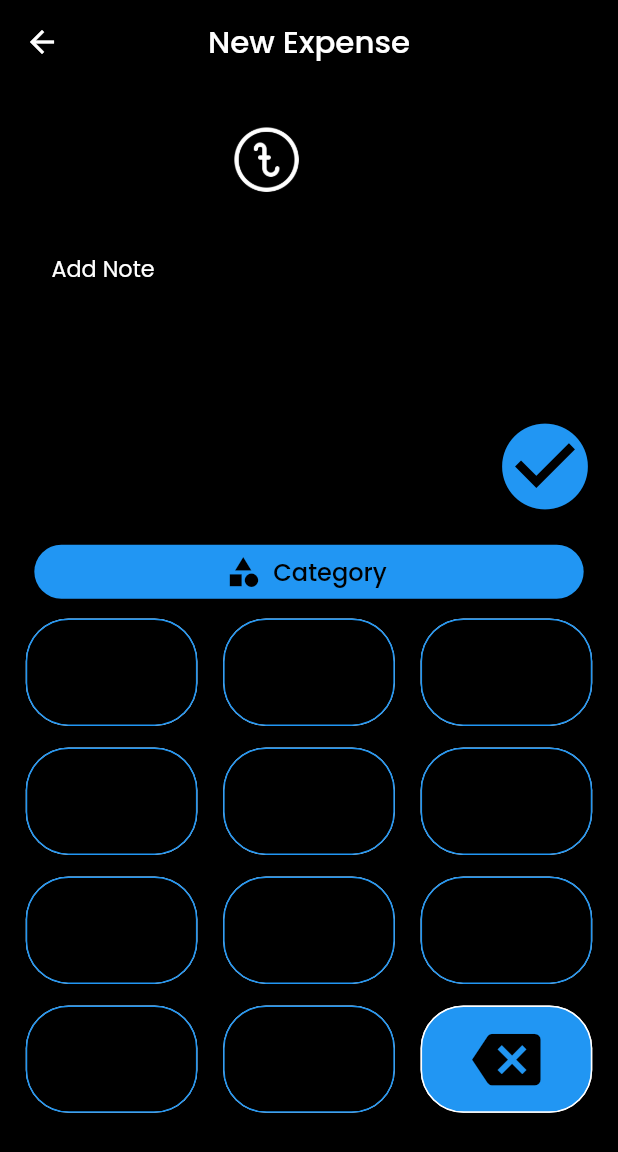
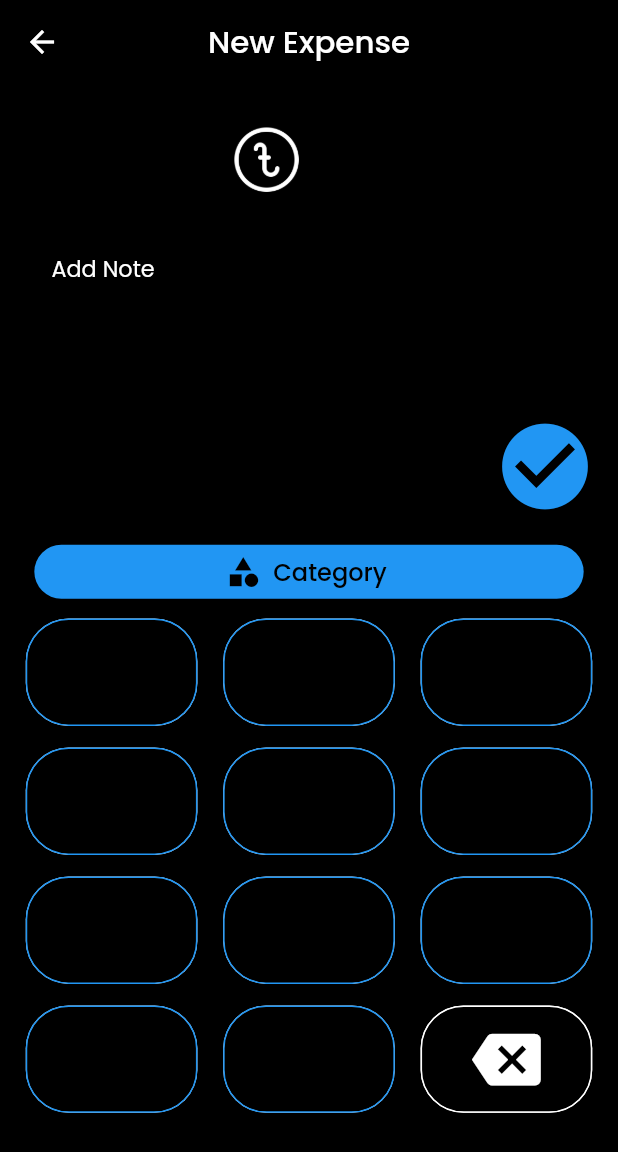
Before and after one commit to Trex1102/projectx, a Flutter app: the AddExpenseScreen screen opened by its route, after a tap on an icon or button, on a phone screen of 412 x 824 dp. Shown: the top 1152 px of the screen. Run offline on Flutter 3.47's test engine with Material 2 defaults, Android fonts, the phone set to English and light mode, and no system bars; our stand-ins replace bloc, dio, equatable, flutter_screenutil, flutter_secure_storage, go_router and 2 more; accounts and stored records are empty; generated files the repository leaves out were written again.

Commit message:
fixed logo & some ui

```diff
--- a/lib/src/features/add_expense/presentation/pages/add_expense_screen.dart
+++ b/lib/src/features/add_expense/presentation/pages/add_expense_screen.dart
@@ -1,11 +1,12 @@
 import 'package:flutter/material.dart';
 import 'package:flutter_screenutil/flutter_screenutil.dart';
 import 'package:google_fonts/google_fonts.dart';
+
+import '../../domain/entities/category_entity.dart';
 import '../widgets/add_note_textfield.dart';
+import '../widgets/category_bottom_sheet.dart';
 import '../widgets/numpad_widget.dart';
 import '../widgets/show_amount_field.dart';
-import '../../domain/entities/category_entity.dart';
-import '../widgets/category_bottom_sheet.dart';
 
 class AddExpenseScreen extends StatefulWidget {
   @override
@@ -50,7 +51,8 @@ class _AddExpenseScreenState extends State<AddExpenseScreen> {
           children: [
             Text(
               "New Expense",
-              style: GoogleFonts.poppins( // Apply the "Poppins" font
+              style: GoogleFonts.poppins(
+                // Apply the "Poppins" font
                 textStyle: TextStyle(
                   color: Colors.white,
                   fontSize: 18.sp, // Use screenutil to adapt font size
@@ -76,7 +78,7 @@ class _AddExpenseScreenState extends State<AddExpenseScreen> {
                     selectedCurrency = value!;
                   });
                 },
-              )
+              ),
             ],
           ),
           SizedBox(height: 10.h),
@@ -108,7 +110,8 @@ class _AddExpenseScreenState extends State<AddExpenseScreen> {
               ),
               label: Text(
                 selectedCategory?.name ?? "Category",
-                style: GoogleFonts.poppins( // Apply the "Poppins" font
+                style: GoogleFonts.poppins(
+                  // Apply the "Poppins" font
                   textStyle: TextStyle(
                     color: Colors.black,
                     fontSize: 14.sp, // Use screenutil to adapt font size
@@ -139,7 +142,7 @@ class _AddExpenseScreenState extends State<AddExpenseScreen> {
                   setState(() {
                     if (amount == "0") {
                       amount = value;
-                    } else {
+                    } else if (amount.length <= 9) {
                       amount += value;
                     }
                   });
--- a/lib/src/features/add_expense/presentation/widgets/numpad_widget.dart
+++ b/lib/src/features/add_expense/presentation/widgets/numpad_widget.dart
@@ -134,12 +134,12 @@ class _NumpadWidgetState extends State<NumpadWidget> {
           decoration: BoxDecoration(
             border: Border.all(color: Colors.white, width: 1),
             borderRadius: BorderRadius.circular(25.w), // Use screenutil
-            color: pressedNumber == 'backspace' ? Colors.white : Colors.blue,
+            color: pressedNumber == 'backspace' ? Colors.white : Colors.black,
           ),
           child: Center(
             child: Icon(
               Icons.backspace,
-              color: pressedNumber == 'backspace' ? Colors.blue : Colors.black,
+              color: pressedNumber == 'backspace' ? Colors.black : Colors.white,
               size: 40.sp, // Use screenutil
             ),
           ),
--- a/lib/src/features/add_expense/presentation/widgets/show_amount_field.dart
+++ b/lib/src/features/add_expense/presentation/widgets/show_amount_field.dart
@@ -29,6 +29,7 @@ class ShowAmountField extends StatelessWidget {
           value: selectedCurrency,
           items: _buildCurrencyDropdownItems(),
           onChanged: onCurrencyChanged,
+
           iconSize: 35.sp, // Use screenutil for icon size
           underline: Container(),
           dropdownColor: Colors.black,
@@ -39,10 +40,10 @@ class ShowAmountField extends StatelessWidget {
         ),
         Text(
           amount,
-          style: GoogleFonts.poppins( // Apply the "Poppins" font
+          style: GoogleFonts.poppins(
+            // Apply the "Poppins" font
             textStyle: TextStyle(
               fontSize: 45.sp, // Use screenutil for font size
-
             ),
           ),
         ),
--- a/lib/src/features/auth/presentation/pages/forgot_password_screen.dart
+++ b/lib/src/features/auth/presentation/pages/forgot_password_screen.dart
@@ -87,7 +87,7 @@ class _ForgotPasswordScreenState extends State<ForgotPasswordScreen> {
                     }
                   },
                   style: ButtonStyle(
-                    backgroundColor: MaterialStateProperty.all(Colors.amber),
+                    backgroundColor: MaterialStateProperty.all(Colors.blue),
                     minimumSize:
                         MaterialStateProperty.all(Size(double.infinity, 48.h)),
                   ),
@@ -111,7 +111,7 @@ class _ForgotPasswordScreenState extends State<ForgotPasswordScreen> {
                       TextSpan(
                         text: 'Log in',
                         style: GoogleFonts.poppins(
-                          textStyle: const TextStyle(color: Colors.amber),
+                          textStyle: const TextStyle(color: Colors.blue),
                         ),
                         recognizer: TapGestureRecognizer()
                           ..onTap = () {
```
Also changed, not shown: assets/logo/logo512.png.
